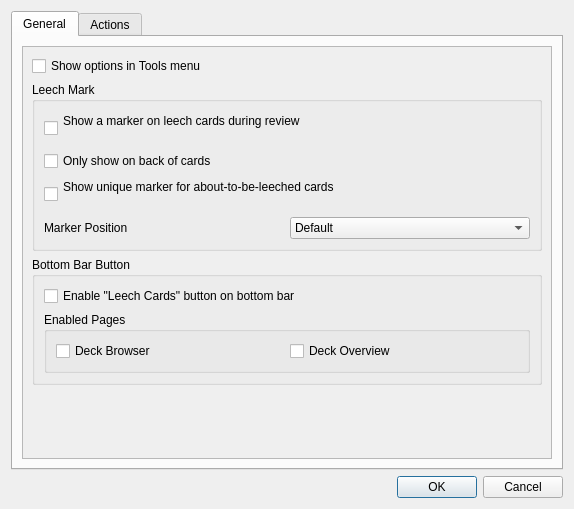
Qt form res/ui/options_dialog.ui (iamjustkoi/LeechToolkit) before a commit.
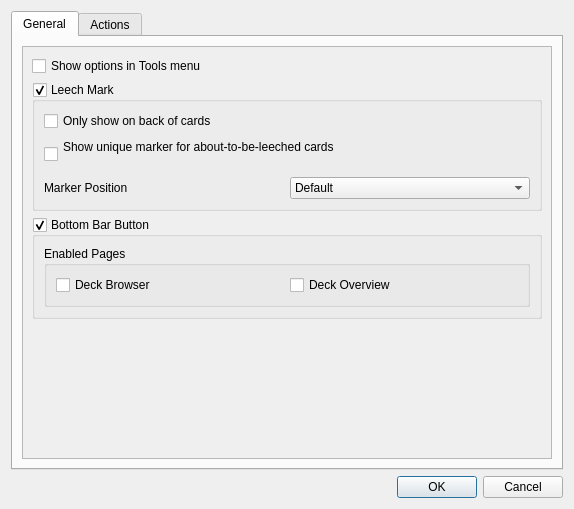
The same form after that commit.

Commit message: Implemented new UI for grouped behaviors in options

```diff
--- a/res/ui/options_dialog.ui
+++ b/res/ui/options_dialog.ui
@@ -41,7 +41,7 @@
                                     <x>0</x>
                                     <y>0</y>
                                     <width>530</width>
-                                    <height>281</height>
+                                       <height>244</height>
                                 </rect>
                             </property>
                             <property name="sizePolicy">
@@ -63,19 +63,10 @@
                                         <property name="title">
                                             <string>Leech Mark</string>
                                         </property>
+                                           <property name="checkable">
+                                               <bool>true</bool>
+                                           </property>
                                         <layout class="QVBoxLayout" name="markerLayout">
-                                            <item>
-                                                <layout class="QHBoxLayout" name="enableMarkLayout">
-                                                    <item>
-                                                        <widget class="QCheckBox" name="showMarkerCheckbox">
-                                                            <property name="text">
-                                                                <string>Show a marker on leech cards during review
-                                                                </string>
-                                                            </property>
-                                                        </widget>
-                                                    </item>
-                                                </layout>
-                                            </item>
                                             <item>
                                                 <widget class="QCheckBox" name="almostBackCheckbox">
                                                     <property name="text">
@@ -141,23 +132,10 @@
              <property name="title">
               <string>Bottom Bar Button</string>
              </property>
+                   <property name="checkable">
+                       <bool>true</bool>
+                   </property>
              <layout class="QVBoxLayout" name="verticalLayout">
-                 <item>
-                     <layout class="QHBoxLayout" name="browseButtonLayout">
-                         <item>
-                             <widget class="QCheckBox" name="browseButtonCheckbox">
-                                 <property name="toolTip">
-                                     <string>Show a button on the bottom bar whenever a currently displayed deck has any
-                                         leeches.
-                                     </string>
-                                 </property>
-                                 <property name="text">
-                                     <string>Enable &quot;Leech Cards&quot; button on bottom bar</string>
-                                 </property>
-                             </widget>
-                         </item>
-                     </layout>
-                 </item>
               <item>
                <widget class="QGroupBox" name="leechButtonPagesGroup">
                 <property name="title">
```
Left out of the diff: 14 changed lines with no effect on the pictures. Lines whose indentation alone changed are shown as unchanged. The commit also changes 7 other files.
